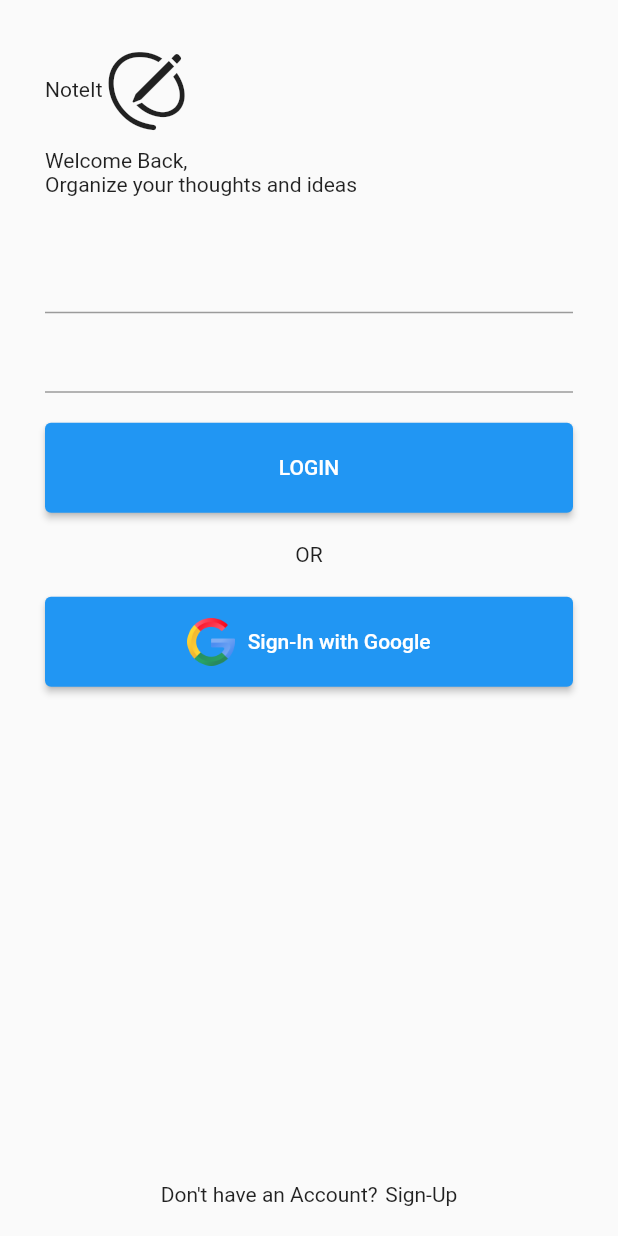
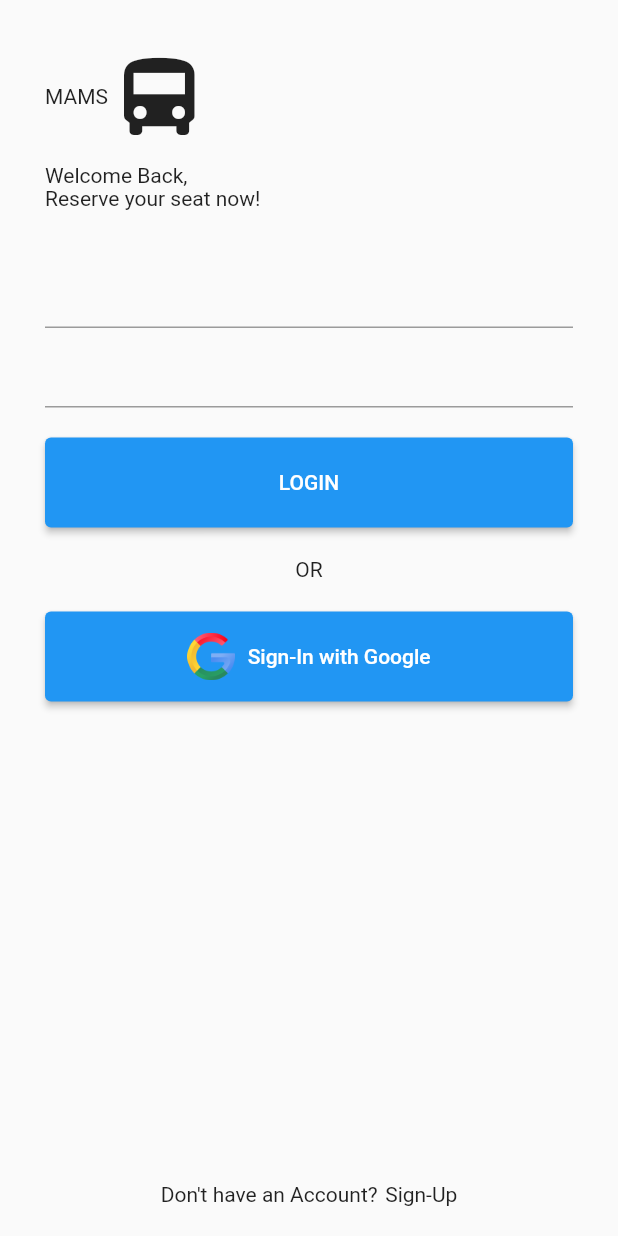
Before and after one commit to ombhojane/codemams, a Flutter app: the screen it shows after launch, on a phone screen of 412 x 824 dp. Run offline on Flutter 3.47's test engine with Material 2 defaults, Android fonts, the light colour scheme and no system bars; our stand-ins replace cloud_firestore, firebase_auth, firebase_core, google_fonts, google_sign_in, share_plus; accounts and stored records are empty; statements that could not run were skipped.

Commit message:
Login and register page updated

```diff
--- a/lib/login/login.dart
+++ b/lib/login/login.dart
@@ -74,7 +74,7 @@ class _LoginState extends State<Login> {
                   crossAxisAlignment: CrossAxisAlignment.center,
                   children: [
                     Text(
-                      "NoteIt",
+                      "MAMS",
                       textDirection: TextDirection.ltr,
                       style: NotesTheme.appText(
                           letterSpacing: -4,
@@ -82,8 +82,8 @@ class _LoginState extends State<Login> {
                           weight: FontWeight.w900,
                           color: NotesTheme.highlightColor),
                     ),
-                    Icon(CupertinoIcons.pencil_outline,
-                        size: width / 7, color: NotesTheme.whiteColor)
+                    Icon(CupertinoIcons.bus,
+                        size: width / 6, color: NotesTheme.whiteColor)
                   ],
                 ),
               ),
@@ -100,7 +100,7 @@ class _LoginState extends State<Login> {
                 alignment: Alignment.centerLeft,
                 margin: const EdgeInsets.only(bottom: 30),
                 child: Text(
-                  "Organize your thoughts and ideas",
+                  """Reserve your seat now!""",
                   style: NotesTheme.appText(
                       size: width / 22,
                       weight: FontWeight.normal,
--- a/lib/register/welcome.dart
+++ b/lib/register/welcome.dart
@@ -71,7 +71,7 @@ class _WelcomeState extends State<Welcome> {
                   crossAxisAlignment: CrossAxisAlignment.center,
                   children: [
                     Text(
-                      "NoteIt",
+                      "MAMS",
                       textDirection: TextDirection.ltr,
                       style: NotesTheme.appText(
                           letterSpacing: -4,
@@ -79,7 +79,7 @@ class _WelcomeState extends State<Welcome> {
                           weight: FontWeight.w900,
                           color: NotesTheme.highlightColor),
                     ),
-                    Icon(CupertinoIcons.pencil_outline,
+                    Icon(CupertinoIcons.bus,
                         size: width / 7, color: NotesTheme.whiteColor)
                   ],
                 ),
```
